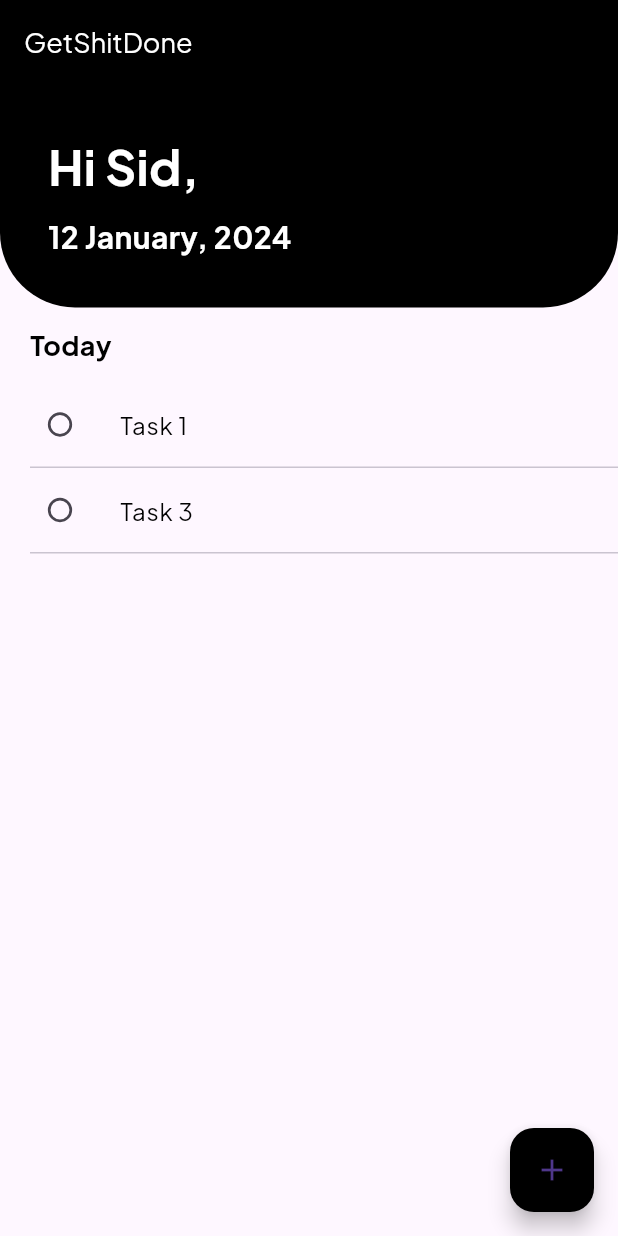
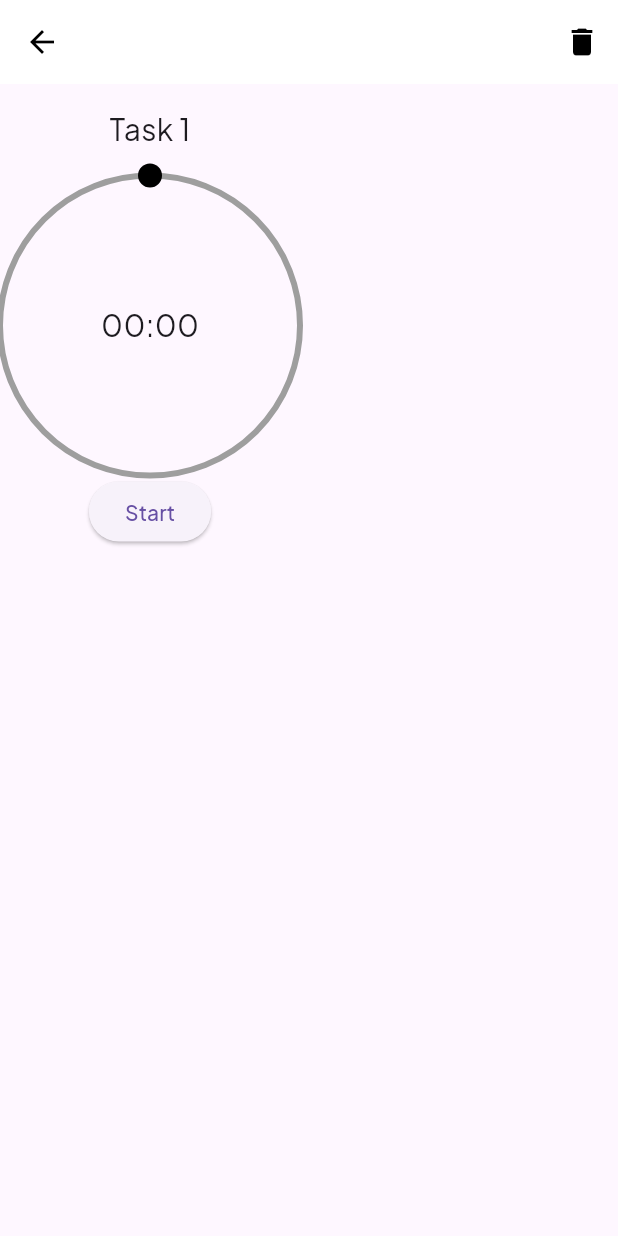
Before and after one commit to Sid2202/getShitDone, a Flutter app: the screen it shows after launch, after a tap on "Task 1", on a phone screen of 412 x 824 dp. Run offline on Flutter 3.47's test engine with Material 3 defaults, Android fonts, the phone set to English and light mode, and no system bars.

Commit message:
timer page functionality

```diff
--- /dev/null
+++ b/lib/models/task.dart
@@ -0,0 +1,7 @@
+class Task {
+  String title;
+  bool done;
+  int timer;
+
+  Task(this.title, this.done, {this.timer = 0});
+}
--- a/lib/pages/home.dart
+++ b/lib/pages/home.dart
@@ -1,11 +1,8 @@
 import 'package:flutter/material.dart';
-
-class Task {
-  String title;
-  bool done;
-
-  Task(this.title, this.done);
-}
+import 'package:newapp/models/task.dart';
+import 'task_details.dart';
+import 'task_duration.dart';
+import 'dart:async';
 
 class HomePage extends StatefulWidget {
   const HomePage({Key? key}) : super(key: key);
@@ -40,7 +37,12 @@ class _HomePageState extends State<HomePage> {
                 if(!task.done) ...{
                   ListTile(
                     onTap: () {
-                      // Add your onPressed logic here!
+                      Navigator.push(
+                        context,
+                        MaterialPageRoute(
+                          builder: (context) => TimerPage(task: task),
+                        ),
+                      );
                     },
                     leading: Transform.scale(
                       scale: 0.9,
@@ -75,32 +77,6 @@ class _HomePageState extends State<HomePage> {
                 },
               ],
             ),
-          // ListTile(
-          //   onTap: () {},
-          //   leading: Transform.scale(
-          //     scale: 0.9,
-          //     child: Checkbox(
-          //       shape: RoundedRectangleBorder(
-          //         borderRadius: BorderRadius.circular(10),
-          //       ),
-          //       value: false,
-          //       onChanged: (value) {},
-          //     ),
-          //   ),
-          // ),
-          // const Divider(
-          //   height: 1,
-          //   thickness: 1,
-          //   indent: 20,
-          // ),
-          // if (!isAddingTask) ...[
-          //   buildTaskTextField(),
-          //   const Divider(
-          //     height: 1,
-          //     thickness: 1,
-          //     indent: 20,
-          //   ),
-          // ],
         ],
       ),
       floatingActionButton: FloatingActionButton(
@@ -152,10 +128,10 @@ class _HomePageState extends State<HomePage> {
 AppBar appBar() {
   return AppBar(
     title: const Text(
-      'GetShitDone',
+      'Wyrd',
       style: TextStyle(
         color: Colors.white,
-        fontSize: 18,
+        fontSize: 14,
       ),
     ),
     backgroundColor: Colors.black,
@@ -165,7 +141,8 @@ AppBar appBar() {
 
 header() {
   return Container(
-    padding: EdgeInsets.all(32),
+    // padding: EdgeInsets.all(20),
+    padding: EdgeInsets.only(left: 20, right: 20, bottom: 30),
     child: Column(
       crossAxisAlignment: CrossAxisAlignment.start,
       children: [
@@ -173,7 +150,7 @@ header() {
           'Hi Sid,',
           style: TextStyle(
             color: Colors.white,
-            fontSize: 32,
+            fontSize: 18,
             fontWeight: FontWeight.bold,
           ),
         ),
@@ -182,7 +159,7 @@ header() {
           '12 January, 2024',
           style: TextStyle(
             color: Colors.white,
-            fontSize: 20,
+            fontSize: 16,
             fontWeight: FontWeight.bold,
           ),
         ),
@@ -206,10 +183,10 @@ subheader() {
       crossAxisAlignment: CrossAxisAlignment.start,
       children: [
         const Text(
-          'Today',
+          'Tasks',
           style: TextStyle(
             color: Colors.black,
-            fontSize: 18,
+            fontSize: 16,
             fontWeight: FontWeight.bold,
           ),
         ),
--- /dev/null
+++ b/lib/pages/task_duration.dart
@@ -0,0 +1,242 @@
+import 'dart:async';
+import 'dart:math' as math;
+// import 'dial_painter.dart';
+import 'package:newapp/models/task.dart';
+import 'package:flutter/material.dart';
+
+class TimerPage extends StatefulWidget {
+  final Task task;
+
+  TimerPage({required this.task});
+
+  @override
+  _TimerPageState createState() => _TimerPageState();
+}
+
+class _TimerPageState extends State<TimerPage> {
+  bool isEditing = false;
+  TextEditingController textEditingController = TextEditingController();
+  late String displayText;
+
+  late int _minutesRemaining;
+  late int _secondsRemaining;
+  late bool _isTimerRunning;
+  late Timer _timer;
+
+  double _angle = 0.0;
+  static const double dialRadius = 100;
+  bool _timerStarted = false;
+  static const totalHours = 3;
+
+  @override
+  void initState() {
+    super.initState();
+    displayText = widget.task.title;
+    _minutesRemaining = widget.task.timer;
+    _secondsRemaining = 0;
+    _isTimerRunning = false;
+  }
+
+  void _toggleTimer() {
+    if (_isTimerRunning) {
+      widget.task.timer = _minutesRemaining;
+      _timer.cancel();
+    } else {
+      _timer = Timer.periodic(Duration(seconds: 1), _updateTimer);
+      _timerStarted = true;
+    }
+
+    setState(() {
+      _isTimerRunning = !_isTimerRunning;
+    });
+  }
+
+  void _updateTimer(Timer timer) {
+    if (_minutesRemaining == 0 && _secondsRemaining == 0) {
+      timer.cancel();
+      _toggleTimer();
+    } else{
+      if (_secondsRemaining == 0) {
+        setState(() {
+          _minutesRemaining--;
+          _secondsRemaining = 59;
+        });
+      } else {
+        setState(() {
+          _secondsRemaining--;
+        });
+      }
+    }
+  }
+
+  @override
+  void dispose() {
+    _timer.cancel();
+    super.dispose();
+  }
+
+  @override
+  Widget build(BuildContext context) {
+
+    return Scaffold(
+      appBar: appbar(),
+      body: Column(
+        children: [
+          GestureDetector(
+            onTap: () {
+              setState(() {
+                isEditing = true;
+                textEditingController.text = displayText;
+              });
+            },
+            child: Padding(
+              padding: const EdgeInsets.all(16.0),
+              child: isEditing
+                ? TextField(
+                    controller: textEditingController,
+                    onSubmitted: (newText) {
+                      setState(() {
+                        displayText = newText;
+                        isEditing = false;
+                        widget.task.title = newText;
+                      });
+                    },
+                  )
+                : Text(
+                    displayText,
+                    style: TextStyle(fontSize: 20.0),
+                  ),
+            ),
+          ),
+          Stack(
+            alignment: Alignment.center,
+            children: [
+              // Container(
+              //   height: 200,
+              //   width: 200,
+              //   child: CircularProgressIndicator(
+              //     // value: _secondsRemaining / (widget.task.timer * 60),
+              //     // value: widget.task.timer,
+              //     // value: widget.task.timer == 0 ? 0 : (_minutesRemaining * 60 + _secondsRemaining) / (widget.task.timer),
+              //     value: _minutesRemaining/60,
+              //     valueColor: AlwaysStoppedAnimation(Colors.black)
+              //   ),
+              // ),
+              GestureDetector(
+                onPanUpdate: (details) {
+                  if(!_timerStarted){
+                    setState(() {
+                      _angle = math.atan2(
+                        details.localPosition.dy - dialRadius,
+                        details.localPosition.dx - dialRadius,
+                      );
+                      // _angle = _angle;
+                      _angle = _angle < 0 ? _angle + (2 * math.pi) : _angle;
+                      _minutesRemaining = (_angle / (2 * math.pi) * 60).floor();
+                      _secondsRemaining = ((_angle / (2 * math.pi) * 60 * 60) % 60).floor();
+                    });
+                  }
+                },
+                child: CustomPaint(
+                  size: Size(dialRadius * 2, dialRadius * 2),
+                  painter: DialPainter(
+                    angle: _angle,
+                    timerStarted: _timerStarted,
+                  ),
+                ),
+              ),
+              Text(
+                '${_minutesRemaining.toString().padLeft(2, '0')}:${_secondsRemaining.toString().padLeft(2, '0')}',
+                style: TextStyle(fontSize: 20),
+              ),
+            ]
+          ),
+          ElevatedButton(
+            onPressed: (){
+              _toggleTimer();
+            },
+            child: Text(_isTimerRunning ? 'Pause' : 'Start'),
+          ),
+        ],
+      ),
+    );
+  }
+
+  AppBar appbar() {
+    return AppBar(
+      backgroundColor: Colors.white,
+      elevation: 0,
+      leading: IconButton(
+        icon: Icon(Icons.arrow_back),
+        color: Colors.black,
+        onPressed: () {
+          Navigator.pop(context);
+        },
+      ),
+      actions: [
+        IconButton(
+          icon: Icon(Icons.delete),
+          color: Colors.black,
+          onPressed: () {
+            setState(() {
+              widget.task.done = true;
+            });
+            Navigator.pop(context);
+          },
+        ),
+      ],
+    );
+  }
+}
+
+
+
+class DialPainter extends CustomPainter {
+  final double angle;
+  final bool timerStarted;
+
+  DialPainter({required this.angle, required this.timerStarted});
+
+  @override
+  void paint(Canvas canvas, Size size)
+  {
+    Paint dialPainter = Paint()
+      ..color = (timerStarted ? Colors.black : Colors.grey)
+      ..style = PaintingStyle.stroke
+      ..strokeWidth = 4;
+
+    Offset center = Offset(size.width / 2, size.height / 2);
+
+    canvas.drawCircle(center, _TimerPageState.dialRadius, dialPainter);
+
+    if(!timerStarted){
+      Paint progressPainter = Paint()
+        ..color = Colors.black
+        ..style = PaintingStyle.stroke
+        ..strokeWidth = 4;
+
+      canvas.drawArc(
+        Rect.fromCircle(center: center, radius: _TimerPageState.dialRadius),
+        -math.pi / 2,
+        angle,
+        false,
+        progressPainter,
+      );
+      Paint knobPainter = Paint()
+        ..color = Colors.black
+        ..style = PaintingStyle.fill;
+
+      Offset knobPosition = Offset(
+        center.dx + _TimerPageState.dialRadius * math.cos(angle - math.pi / 2),
+        center.dy + _TimerPageState.dialRadius * math.sin(angle - math.pi / 2),
+      );
+
+      canvas.drawCircle(knobPosition, 8, knobPainter);
+    }
+  }
+
+  @override
+  bool shouldRepaint(covariant CustomPainter oldDelegate) {
+    return true;
+  }
+}
```
Also changed, not shown: lib/pages/dial_painter.dart (added, +37 -0 lines), lib/pages/measure_reports.json (added, +145 -0 lines), lib/pages/task_details.dart (added, +67 -0 lines).
